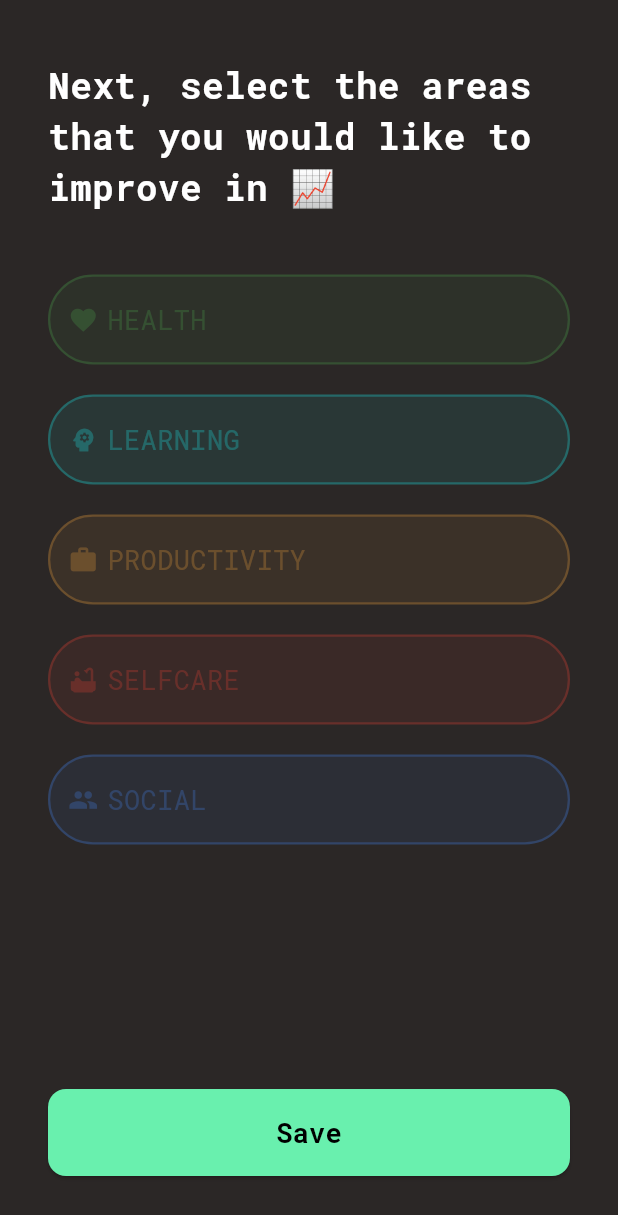
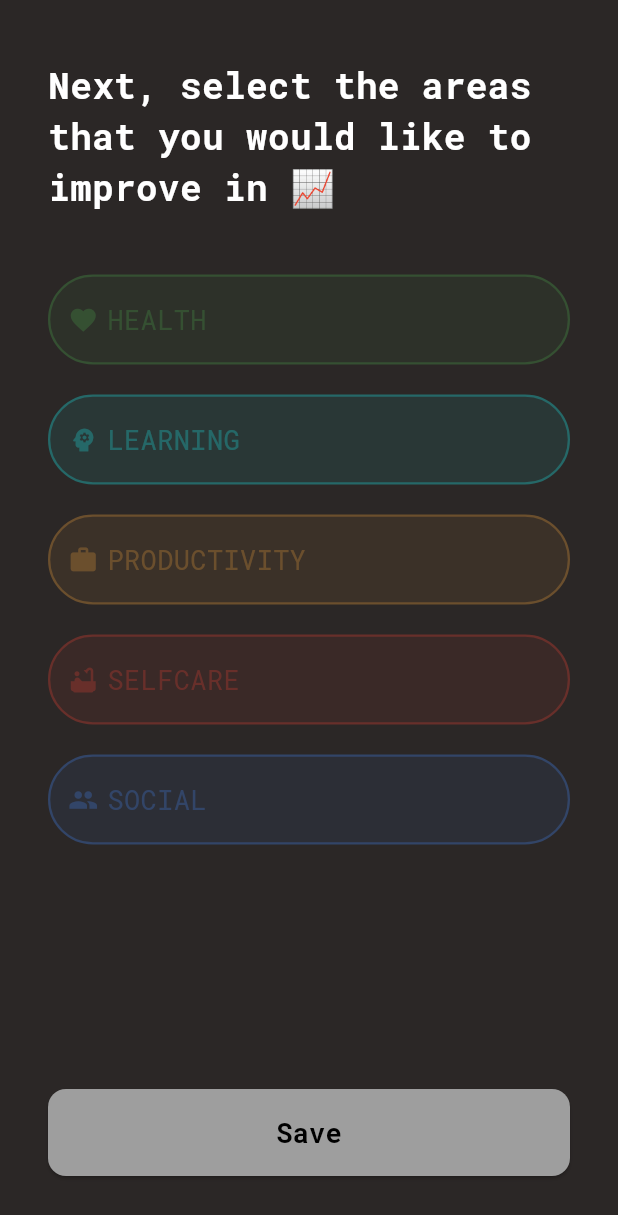
Before and after one commit to temevh/betterbrain, a Flutter app: the CategorySelectionsScreen screen opened by its route, after a tap on "Save", on a phone screen of 412 x 824 dp. Shown: the top 1215 px of the screen. Run offline on Flutter 3.47's test engine with Material 3 defaults, Android fonts, the phone set to English and light mode, and no system bars; our stand-ins replace cloud_firestore, firebase_core, font_awesome_flutter, table_calendar; accounts and stored records are empty; generated files the repository leaves out were written again.

Commit message:
save button enabled only if at least one category saved

```diff
--- a/lib/routes.dart
+++ b/lib/routes.dart
@@ -5,6 +5,7 @@ import 'screens/calendar_screen.dart';
 import 'screens/start_screen.dart';
 import 'screens/create_account_screen.dart';
 import 'package:namer_app/screens/category_selections_screen.dart';
+import 'package:namer_app/screens/confidence_screen.dart';
 
 final Map<String, WidgetBuilder> appRoutes = {
   '/': (context) => const MainScreen(),
@@ -13,4 +14,5 @@ final Map<String, WidgetBuilder> appRoutes = {
   '/start': (context) => const StartScreen(),
   '/createAccount': (context) => const CreateAccountScreen(),
   '/categorySelection': (context) => const CategorySelectionsScreen(),
+  '/confidence': (context) => const ConfidenceScreen(),
 };
--- a/lib/screens/category_selections_screen.dart
+++ b/lib/screens/category_selections_screen.dart
@@ -100,10 +100,21 @@ class _CategorySelectionsScreenState extends State<CategorySelectionsScreen> {
               SizedBox(
                 width: double.infinity,
                 child: ElevatedButton(
-                  onPressed: () {},
+                  onPressed: () {
+                    categories.containsValue(true)
+                        ? Navigator.pushNamed(
+                            context,
+                            ('/confidence'),
+                            arguments: categories,
+                          )
+                        : null;
+                  },
+
                   style: ElevatedButton.styleFrom(
                     padding: const EdgeInsets.symmetric(vertical: 16),
-                    backgroundColor: Colors.greenAccent,
+                    backgroundColor: categories.containsValue(true)
+                        ? Colors.greenAccent
+                        : Colors.grey,
                     foregroundColor: Colors.black,
                     shape: RoundedRectangleBorder(
                       borderRadius: BorderRadius.circular(12),
--- a/lib/screens/start_screen.dart
+++ b/lib/screens/start_screen.dart
@@ -91,7 +91,9 @@ class _StartScreenState extends State<StartScreen> {
                         Icons.person_outline,
                         color: Colors.white,
                       ),
-                      onPressed: () {},
+                      onPressed: () {
+                        Navigator.pushNamed(context, '/categorySelection');
+                      },
                     ),
                   ],
                 ),
```
Also changed, not shown: lib/screens/confidence_screen.dart (added, +15 -0 lines).
